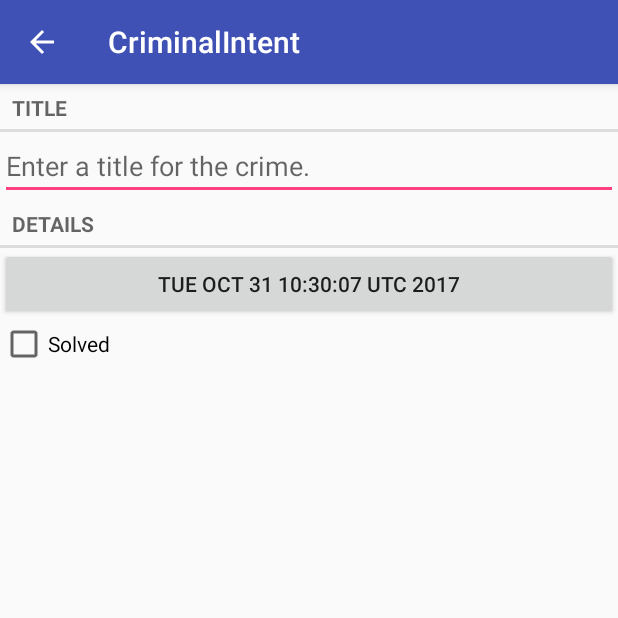
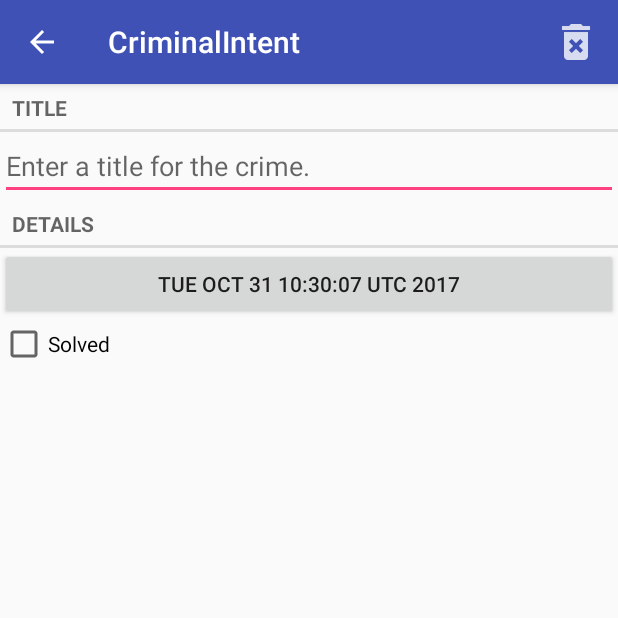
Before and after one commit to riemeri/CriminalIntent, an Android app: the screen it shows after launch (CrimePagerActivity), after a tap on "New Crime", on a phone screen of 412 x 824 dp, the top half of it. Run offline under Robolectric (Android 15) with nearby library versions, the phone set to English and light mode, and no system bars.

Commit message:
Added buttton to delete crime
Button added to crime fragment toolbar to enable deleting the crime

```diff
--- a/app/src/main/java/com/bignerdranch/android/criminalintent/CrimeFragment.java
+++ b/app/src/main/java/com/bignerdranch/android/criminalintent/CrimeFragment.java
@@ -8,6 +8,9 @@ import android.support.v4.app.FragmentManager;
 import android.text.Editable;
 import android.text.TextWatcher;
 import android.view.LayoutInflater;
+import android.view.Menu;
+import android.view.MenuInflater;
+import android.view.MenuItem;
 import android.view.View;
 import android.view.ViewGroup;
 import android.widget.Button;
@@ -50,6 +53,7 @@ public class CrimeFragment extends Fragment {
         super.onCreate(savedInstanceState);
         UUID crimeId = (UUID) getArguments().getSerializable(ARG_CRIME_ID);
         mCrime = CrimeLab.get(getActivity()).getCrime(crimeId);
+        setHasOptionsMenu(true);
 
     }
 
@@ -101,6 +105,23 @@ public class CrimeFragment extends Fragment {
     }
 
     @Override
+    public void onCreateOptionsMenu(Menu menu, MenuInflater inflater) {
+        super.onCreateOptionsMenu(menu, inflater);
+        inflater.inflate(R.menu.fragment_crime, menu);
+    }
+
+    @Override
+    public boolean onOptionsItemSelected(MenuItem item) {
+        switch (item.getItemId()) {
+            case R.id.delete_crime:
+                CrimeLab.get(getActivity()).deleteCrime(mCrime.getID());
+                getActivity().finish();
+            default:
+                return super.onOptionsItemSelected(item);
+        }
+    }
+
+    @Override
     public void onActivityResult(int requestCode, int resultCode, Intent data) {
         if (resultCode != Activity.RESULT_OK) {
             return;
--- a/app/src/main/java/com/bignerdranch/android/criminalintent/CrimeLab.java
+++ b/app/src/main/java/com/bignerdranch/android/criminalintent/CrimeLab.java
@@ -30,6 +30,20 @@ public class CrimeLab {
         mCrimes.add(c);
     }
 
+    public void deleteCrime(UUID id) {
+        /*for (Crime crime : mCrimes) {
+            if (crime.getID().equals(id)) {
+                mCrimes.remove(crime);
+            }
+        }*/
+
+        for (int i = 0; i < mCrimes.size(); i++) {
+            if (mCrimes.get(i).getID().equals(id)) {
+                mCrimes.remove(i);
+            }
+        }
+    }
+
     public List<Crime> getCrimes() {
         return mCrimes;
     }
--- a/app/src/main/java/com/bignerdranch/android/criminalintent/CrimeListFragment.java
+++ b/app/src/main/java/com/bignerdranch/android/criminalintent/CrimeListFragment.java
@@ -2,7 +2,6 @@ package com.bignerdranch.android.criminalintent;
 
 import android.content.Intent;
 import android.os.Bundle;
-import android.support.annotation.Nullable;
 import android.support.v4.app.Fragment;
 import android.support.v7.app.AppCompatActivity;
 import android.support.v7.widget.LinearLayoutManager;
@@ -15,7 +14,6 @@ import android.view.View;
 import android.view.ViewGroup;
 import android.widget.ImageView;
 import android.widget.TextView;
-import android.widget.Toast;
 
 import java.util.List;
 
@@ -68,7 +66,7 @@ public class CrimeListFragment extends Fragment {
     @Override
     public void onCreateOptionsMenu(Menu menu, MenuInflater inflater) {
         super.onCreateOptionsMenu(menu, inflater);
-        inflater.inflate(R.menu.fragment_crime_lst, menu);
+        inflater.inflate(R.menu.fragment_crime_list, menu);
 
         MenuItem subtitleItem = menu.findItem(R.id.show_subtitle);
         if (mSubtitleVisible) {
--- /dev/null
+++ b/app/src/main/res/menu/fragment_crime.xml
@@ -0,0 +1,11 @@
+<?xml version="1.0" encoding="utf-8"?>
+<menu xmlns:android="http://schemas.android.com/apk/res/android"
+      xmlns:app="http://schemas.android.com/apk/res-auto">
+    <item
+        android:id="@+id/delete_crime"
+        android:icon="@drawable/ic_menu_delete"
+        android:title="@string/delete_crime"
+        app:showAsAction="ifRoom|withText"/>
+
+
+</menu>
--- a/app/src/main/res/values/strings.xml
+++ b/app/src/main/res/values/strings.xml
@@ -6,6 +6,7 @@
     <string name="crime_solved_label">Solved</string>
     <string name="date_picker_title">Date of crime:</string>
     <string name="new_crime">New Crime</string>
+    <string name="delete_crime">Delete Crime</string>
     <string name="show_subtitle">Show Subtitle</string>
     <string name="hide_subtitle">Hide Subtitle</string>
     <string name="subtitle_format">%1$d crimes</string>
```
Also changed, not shown: app/src/main/res/drawable-hdpi/ic_menu_delete.png (added), app/src/main/res/drawable-mdpi/ic_menu_delete.png (added), app/src/main/res/drawable-xhdpi/ic_menu_delete.png (added), app/src/main/res/drawable-xxhdpi/ic_menu_delete.png (added), app/src/main/res/menu/fragment_crime_list.xml (renamed from app/src/main/res/menu/fragment_crime_lst.xml).
